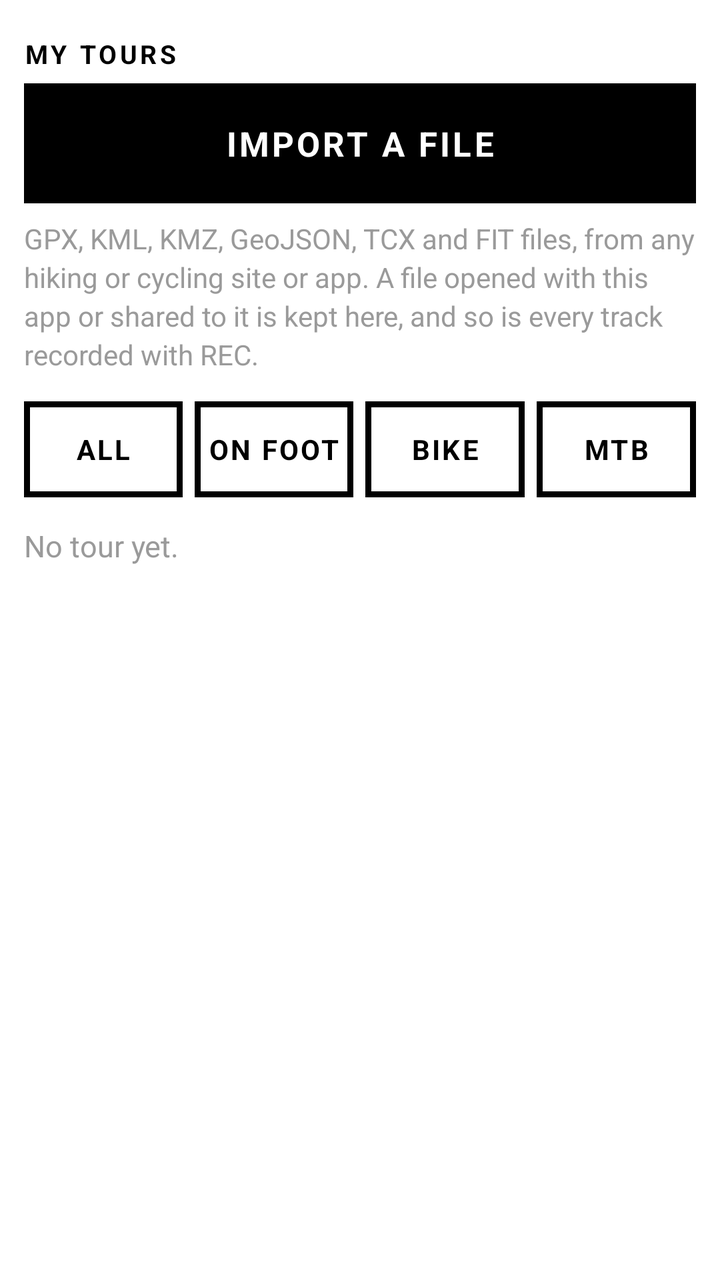
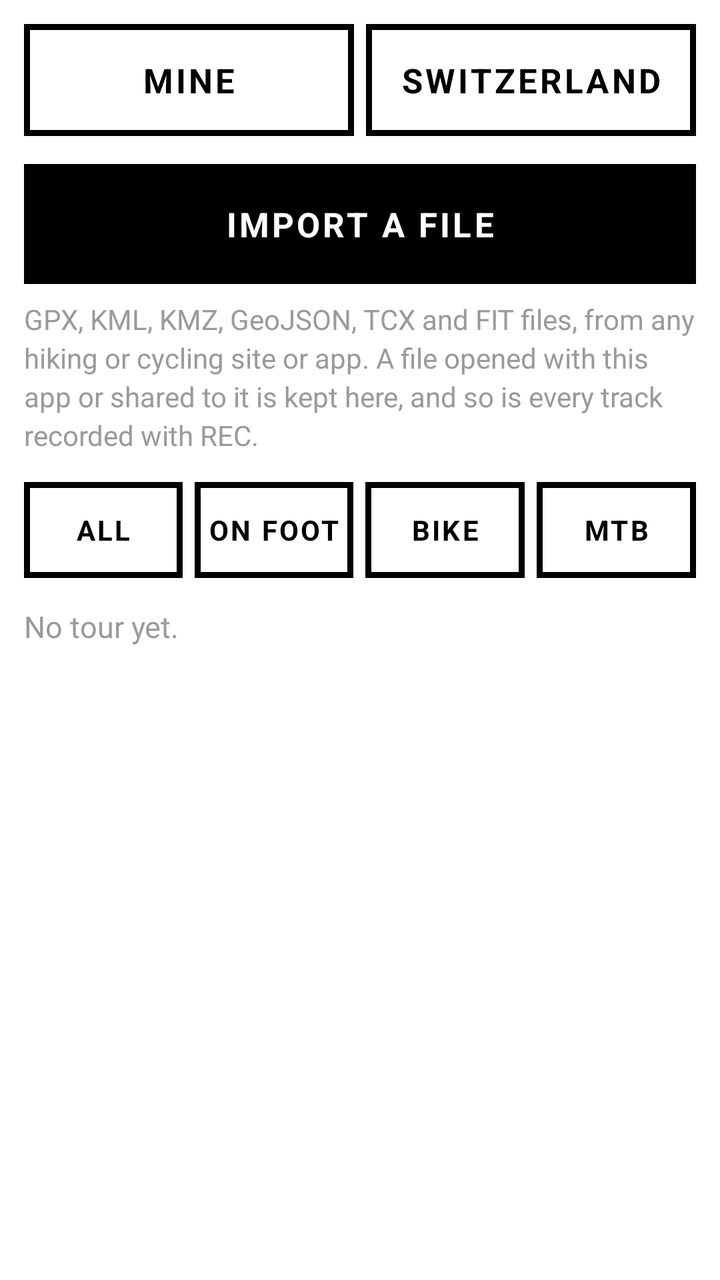

The first picture is an Android layout as it rendered before a commit; the second is the same layout after the commit. The layout source and the unified diff follow.
<!-- AndroidManifest.xml: application theme Theme.Sbh -->
<!-- res/layout/activity_tours.xml -->
<?xml version="1.0" encoding="utf-8"?>
<ScrollView xmlns:android="http://schemas.android.com/apk/res/android"
    android:layout_width="match_parent" android:layout_height="match_parent" android:background="@color/paper">
    <LinearLayout android:layout_width="match_parent" android:layout_height="wrap_content"
        android:orientation="vertical" android:padding="12dp">

        <TextView style="@style/MenuHead" android:layout_width="match_parent" android:layout_height="wrap_content" android:paddingTop="6dp" android:text="@string/tours_title"/>
        <TextView android:id="@+id/btnImport" style="@style/Btn" android:layout_width="match_parent" android:layout_height="60dp"
            android:background="@drawable/btn_active" android:textColor="@drawable/btn_active_text" android:text="@string/tours_import"/>
        <TextView android:layout_width="match_parent" android:layout_height="wrap_content" android:textSize="14sp" android:textColor="@color/grey"
            android:lineSpacingExtra="3dp" android:paddingTop="8dp" android:text="@string/tours_formats"/>

        <LinearLayout android:layout_width="match_parent" android:layout_height="wrap_content" android:orientation="horizontal"
            android:baselineAligned="false" android:layout_marginTop="14dp">
            <TextView android:id="@+id/fAll" style="@style/Btn" android:layout_width="0dp" android:layout_weight="1" android:layout_height="48dp" android:autoSizeMaxTextSize="14sp" android:text="@string/tour_all"/>
            <TextView android:id="@+id/fWalk" style="@style/Btn" android:layout_width="0dp" android:layout_weight="1" android:layout_height="48dp" android:layout_marginStart="6dp" android:autoSizeMaxTextSize="14sp" android:text="@string/tour_walk"/>
            <TextView android:id="@+id/fBike" style="@style/Btn" android:layout_width="0dp" android:layout_weight="1" android:layout_height="48dp" android:layout_marginStart="6dp" android:autoSizeMaxTextSize="14sp" android:text="@string/tour_bike"/>
            <TextView android:id="@+id/fMtb" style="@style/Btn" android:layout_width="0dp" android:layout_weight="1" android:layout_height="48dp" android:layout_marginStart="6dp" android:autoSizeMaxTextSize="14sp" android:text="@string/tour_mtb"/>
        </LinearLayout>

        <TextView android:id="@+id/info" android:layout_width="match_parent" android:layout_height="wrap_content" android:textSize="15sp"
            android:textColor="@color/grey" android:paddingTop="14dp" android:text="@string/tours_empty"/>
        <LinearLayout android:id="@+id/list" android:layout_width="match_parent" android:layout_height="wrap_content" android:orientation="vertical" android:paddingTop="6dp"/>
    </LinearLayout>
</ScrollView>
<!-- resources referenced by this layout -->
<resources>
  <color name="grey">#9A9A9A</color>
  <color name="paper">#FFFFFF</color>
  <!-- drawable btn_active (drawable) -->
  <?xml version="1.0" encoding="utf-8"?>
  <selector xmlns:android="http://schemas.android.com/apk/res/android">
      <item android:state_pressed="true">
          <shape><solid android:color="@color/paper"/><stroke android:width="3dp" android:color="@color/ink"/></shape>
      </item>
      <item>
          <shape><solid android:color="@color/ink"/><stroke android:width="3dp" android:color="@color/ink"/></shape>
      </item>
  </selector>
  <!-- drawable btn_active_text (drawable) -->
  <?xml version="1.0" encoding="utf-8"?>
  <selector xmlns:android="http://schemas.android.com/apk/res/android">
      <item android:state_pressed="true" android:color="@color/ink"/>
      <item android:color="@color/paper"/>
  </selector>
  <string name="tour_all">All</string>
  <string name="tour_bike">Bike</string>
  <string name="tour_mtb">MTB</string>
  <string name="tour_walk">On foot</string>
  <string name="tours_empty">No tour yet.</string>
  <string name="tours_formats">GPX, KML, KMZ, GeoJSON, TCX and FIT files, from any hiking or cycling site or app. A file opened with this app or shared to it is kept here, and so is every track recorded with REC.</string>
  <string name="tours_import">IMPORT A FILE</string>
  <string name="tours_title">MY TOURS</string>
  <style name="MenuHead">
          <item name="android:textSize">13sp</item>
          <item name="android:textStyle">bold</item>
          <item name="android:letterSpacing">0.12</item>
          <item name="android:paddingTop">20dp</item>
          <item name="android:paddingBottom">6dp</item>
      </style>
  <style name="Theme.Sbh" parent="Theme.AppCompat.Light.NoActionBar">
          <item name="android:statusBarColor">@color/ink</item>
          <item name="android:navigationBarColor">@color/ink</item>
          <item name="android:windowBackground">@color/paper</item>
          <item name="android:textColor">@color/ink</item>
          <item name="colorAccent">@color/ink</item>
          <item name="colorPrimary">@color/ink</item>
          <item name="android:fontFamily">sans-serif</item>
          <item name="android:windowLightStatusBar">false</item>
          <item name="android:windowLightNavigationBar">false</item>
      </style>
  <color name="ink">#000000</color>
  <!-- drawable btn (drawable) -->
  <?xml version="1.0" encoding="utf-8"?>
  <selector xmlns:android="http://schemas.android.com/apk/res/android">
      <item android:state_pressed="true">
          <shape><solid android:color="@color/ink"/><stroke android:width="3dp" android:color="@color/ink"/></shape>
      </item>
      <item android:state_enabled="false">
          <shape><solid android:color="@color/paper"/><stroke android:width="3dp" android:color="@color/grey"/></shape>
      </item>
      <item>
          <shape><solid android:color="@color/paper"/><stroke android:width="3dp" android:color="@color/ink"/></shape>
      </item>
  </selector>
  <!-- drawable btn_text (drawable) -->
  <?xml version="1.0" encoding="utf-8"?>
  <selector xmlns:android="http://schemas.android.com/apk/res/android">
      <item android:state_pressed="true" android:color="@color/paper"/>
      <item android:state_enabled="false" android:color="@color/grey"/>
      <item android:color="@color/ink"/>
  </selector>
  <!-- unchanged entries left out for length: 1 -->
</resources>

<!-- the commit's change to res/layout/activity_tours.xml (unified diff, before → after) -->
@@ -4,22 +4,61 @@
     <LinearLayout android:layout_width="match_parent" android:layout_height="wrap_content"
         android:orientation="vertical" android:padding="12dp">
 
-        <TextView style="@style/MenuHead" android:layout_width="match_parent" android:layout_height="wrap_content" android:paddingTop="6dp" android:text="@string/tours_title"/>
-        <TextView android:id="@+id/btnImport" style="@style/Btn" android:layout_width="match_parent" android:layout_height="60dp"
-            android:background="@drawable/btn_active" android:textColor="@drawable/btn_active_text" android:text="@string/tours_import"/>
-        <TextView android:layout_width="match_parent" android:layout_height="wrap_content" android:textSize="14sp" android:textColor="@color/grey"
-            android:lineSpacingExtra="3dp" android:paddingTop="8dp" android:text="@string/tours_formats"/>
-
-        <LinearLayout android:layout_width="match_parent" android:layout_height="wrap_content" android:orientation="horizontal"
-            android:baselineAligned="false" android:layout_marginTop="14dp">
-            <TextView android:id="@+id/fAll" style="@style/Btn" android:layout_width="0dp" android:layout_weight="1" android:layout_height="48dp" android:autoSizeMaxTextSize="14sp" android:text="@string/tour_all"/>
-            <TextView android:id="@+id/fWalk" style="@style/Btn" android:layout_width="0dp" android:layout_weight="1" android:layout_height="48dp" android:layout_marginStart="6dp" android:autoSizeMaxTextSize="14sp" android:text="@string/tour_walk"/>
-            <TextView android:id="@+id/fBike" style="@style/Btn" android:layout_width="0dp" android:layout_weight="1" android:layout_height="48dp" android:layout_marginStart="6dp" android:autoSizeMaxTextSize="14sp" android:text="@string/tour_bike"/>
-            <TextView android:id="@+id/fMtb" style="@style/Btn" android:layout_width="0dp" android:layout_weight="1" android:layout_height="48dp" android:layout_marginStart="6dp" android:autoSizeMaxTextSize="14sp" android:text="@string/tour_mtb"/>
+        <LinearLayout android:layout_width="match_parent" android:layout_height="wrap_content" android:orientation="horizontal" android:baselineAligned="false">
+            <TextView android:id="@+id/tabMine" style="@style/Btn" android:layout_width="0dp" android:layout_weight="1" android:layout_height="56dp" android:text="@string/tab_mine"/>
+            <TextView android:id="@+id/tabSwiss" style="@style/Btn" android:layout_width="0dp" android:layout_weight="1" android:layout_height="56dp" android:layout_marginStart="6dp" android:text="@string/tab_swiss"/>
         </LinearLayout>
 
-        <TextView android:id="@+id/info" android:layout_width="match_parent" android:layout_height="wrap_content" android:textSize="15sp"
-            android:textColor="@color/grey" android:paddingTop="14dp" android:text="@string/tours_empty"/>
-        <LinearLayout android:id="@+id/list" android:layout_width="match_parent" android:layout_height="wrap_content" android:orientation="vertical" android:paddingTop="6dp"/>
+        
+        <LinearLayout android:id="@+id/mine" android:layout_width="match_parent" android:layout_height="wrap_content" android:orientation="vertical">
+            <TextView android:id="@+id/btnImport" style="@style/Btn" android:layout_width="match_parent" android:layout_height="60dp" android:layout_marginTop="14dp"
+                android:background="@drawable/btn_active" android:textColor="@drawable/btn_active_text" android:text="@string/tours_import"/>
+            <TextView android:layout_width="match_parent" android:layout_height="wrap_content" android:textSize="14sp" android:textColor="@color/grey"
+                android:lineSpacingExtra="3dp" android:paddingTop="8dp" android:text="@string/tours_formats"/>
+            <LinearLayout android:layout_width="match_parent" android:layout_height="wrap_content" android:orientation="horizontal"
+                android:baselineAligned="false" android:layout_marginTop="14dp">
+                <TextView android:id="@+id/fAll" style="@style/Btn" android:layout_width="0dp" android:layout_weight="1" android:layout_height="48dp" android:autoSizeMaxTextSize="14sp" android:text="@string/tour_all"/>
+                <TextView android:id="@+id/fWalk" style="@style/Btn" android:layout_width="0dp" android:layout_weight="1" android:layout_height="48dp" android:layout_marginStart="6dp" android:autoSizeMaxTextSize="14sp" android:text="@string/tour_walk"/>
+                <TextView android:id="@+id/fBike" style="@style/Btn" android:layout_width="0dp" android:layout_weight="1" android:layout_height="48dp" android:layout_marginStart="6dp" android:autoSizeMaxTextSize="14sp" android:text="@string/tour_bike"/>
+                <TextView android:id="@+id/fMtb" style="@style/Btn" android:layout_width="0dp" android:layout_weight="1" android:layout_height="48dp" android:layout_marginStart="6dp" android:autoSizeMaxTextSize="14sp" android:text="@string/tour_mtb"/>
+            </LinearLayout>
+            <TextView android:id="@+id/info" android:layout_width="match_parent" android:layout_height="wrap_content" android:textSize="15sp"
+                android:textColor="@color/grey" android:paddingTop="14dp" android:text="@string/tours_empty"/>
+            <LinearLayout android:id="@+id/list" android:layout_width="match_parent" android:layout_height="wrap_content" android:orientation="vertical" android:paddingTop="6dp"/>
+        </LinearLayout>
+
+        
+        <LinearLayout android:id="@+id/swiss" android:layout_width="match_parent" android:layout_height="wrap_content" android:orientation="vertical" android:visibility="gone">
+            <LinearLayout android:layout_width="match_parent" android:layout_height="wrap_content" android:orientation="horizontal"
+                android:baselineAligned="false" android:layout_marginTop="14dp">
+                <TextView android:id="@+id/sWalk" style="@style/Btn" android:layout_width="0dp" android:layout_weight="1" android:layout_height="48dp" android:autoSizeMaxTextSize="14sp" android:text="@string/tour_walk"/>
+                <TextView android:id="@+id/sMtb" style="@style/Btn" android:layout_width="0dp" android:layout_weight="1" android:layout_height="48dp" android:layout_marginStart="6dp" android:autoSizeMaxTextSize="14sp" android:text="@string/tour_mtb"/>
+                <TextView android:id="@+id/sEasy" style="@style/Btn" android:layout_width="0dp" android:layout_weight="1.6" android:layout_height="48dp" android:layout_marginStart="6dp" android:autoSizeMaxTextSize="14sp" android:text="@string/swiss_easy"/>
+            </LinearLayout>
+            <LinearLayout android:layout_width="match_parent" android:layout_height="wrap_content" android:orientation="horizontal"
+                android:baselineAligned="false" android:layout_marginTop="6dp">
+                <TextView android:id="@+id/d0" style="@style/Btn" android:layout_width="0dp" android:layout_weight="1" android:layout_height="48dp" android:autoSizeMaxTextSize="14sp" android:text="@string/swiss_any"/>
+                <TextView android:id="@+id/d1" style="@style/Btn" android:layout_width="0dp" android:layout_weight="1" android:layout_height="48dp" android:layout_marginStart="6dp" android:autoSizeMaxTextSize="14sp" android:textAllCaps="false"/>
+                <TextView android:id="@+id/d2" style="@style/Btn" android:layout_width="0dp" android:layout_weight="1" android:layout_height="48dp" android:layout_marginStart="6dp" android:autoSizeMaxTextSize="14sp" android:textAllCaps="false"/>
+                <TextView android:id="@+id/d3" style="@style/Btn" android:layout_width="0dp" android:layout_weight="1" android:layout_height="48dp" android:layout_marginStart="6dp" android:autoSizeMaxTextSize="14sp" android:textAllCaps="false"/>
+            </LinearLayout>
+            <LinearLayout android:layout_width="match_parent" android:layout_height="wrap_content" android:orientation="horizontal"
+                android:baselineAligned="false" android:layout_marginTop="6dp">
+                <TextView android:id="@+id/l0" style="@style/Btn" android:layout_width="0dp" android:layout_weight="1" android:layout_height="48dp" android:autoSizeMaxTextSize="14sp" android:text="@string/swiss_any"/>
+                <TextView android:id="@+id/l1" style="@style/Btn" android:layout_width="0dp" android:layout_weight="1" android:layout_height="48dp" android:layout_marginStart="6dp" android:autoSizeMaxTextSize="14sp" android:text="@string/level_1"/>
+                <TextView android:id="@+id/l2" style="@style/Btn" android:layout_width="0dp" android:layout_weight="1" android:layout_height="48dp" android:layout_marginStart="6dp" android:autoSizeMaxTextSize="14sp" android:text="@string/level_2"/>
+                <TextView android:id="@+id/l3" style="@style/Btn" android:layout_width="0dp" android:layout_weight="1" android:layout_height="48dp" android:layout_marginStart="6dp" android:autoSizeMaxTextSize="14sp" android:text="@string/level_3"/>
+            </LinearLayout>
+            <EditText android:id="@+id/sFilter" android:layout_width="match_parent" android:layout_height="52dp" android:layout_marginTop="6dp"
+                android:hint="@string/swiss_filter_hint" android:textSize="17sp" android:inputType="text" android:imeOptions="actionDone"
+                android:background="@drawable/btn" android:paddingStart="14dp" android:paddingEnd="14dp"
+                android:textColor="@color/ink" android:textColorHint="@color/grey" android:singleLine="true"/>
+            <TextView android:id="@+id/sInfo" android:layout_width="match_parent" android:layout_height="wrap_content" android:textSize="14sp"
+                android:textColor="@color/grey" android:paddingTop="12dp"/>
+            <LinearLayout android:id="@+id/sList" android:layout_width="match_parent" android:layout_height="wrap_content" android:orientation="vertical"/>
+            <TextView android:id="@+id/sMore" style="@style/Btn" android:layout_width="match_parent" android:layout_height="56dp" android:layout_marginTop="8dp" android:text="@string/swiss_more" android:visibility="gone"/>
+            <TextView android:id="@+id/sCredit" android:layout_width="match_parent" android:layout_height="wrap_content" android:textSize="13sp" android:textColor="@color/grey"
+                android:lineSpacingExtra="3dp" android:paddingTop="14dp"/>
+        </LinearLayout>
     </LinearLayout>
 </ScrollView>
<!-- resource entries referenced after the edit -->
@@ -18,6 +18,15 @@
       <item android:state_pressed="true" android:color="@color/ink"/>
       <item android:color="@color/paper"/>
   </selector>
+  <string name="level_1">Easy</string>
+  <string name="level_2">Medium</string>
+  <string name="level_3">Hard</string>
+  <string name="swiss_any">Any</string>
+  <string name="swiss_easy">Barrier-free</string>
+  <string name="swiss_filter_hint">Name or place</string>
+  <string name="swiss_more">SHOW MORE</string>
+  <string name="tab_mine">MINE</string>
+  <string name="tab_swiss">SWITZERLAND</string>
   <string name="tour_all">All</string>
   <string name="tour_bike">Bike</string>
   <string name="tour_mtb">MTB</string>
@@ -25,14 +34,6 @@
   <string name="tours_empty">No tour yet.</string>
   <string name="tours_formats">GPX, KML, KMZ, GeoJSON, TCX and FIT files, from any hiking or cycling site or app. A file opened with this app or shared to it is kept here, and so is every track recorded with REC.</string>
   <string name="tours_import">IMPORT A FILE</string>
-  <string name="tours_title">MY TOURS</string>
-  <style name="MenuHead">
-          <item name="android:textSize">13sp</item>
-          <item name="android:textStyle">bold</item>
-          <item name="android:letterSpacing">0.12</item>
-          <item name="android:paddingTop">20dp</item>
-          <item name="android:paddingBottom">6dp</item>
-      </style>
   <style name="Theme.Sbh" parent="Theme.AppCompat.Light.NoActionBar">
           <item name="android:statusBarColor">@color/ink</item>
           <item name="android:navigationBarColor">@color/ink</item>
